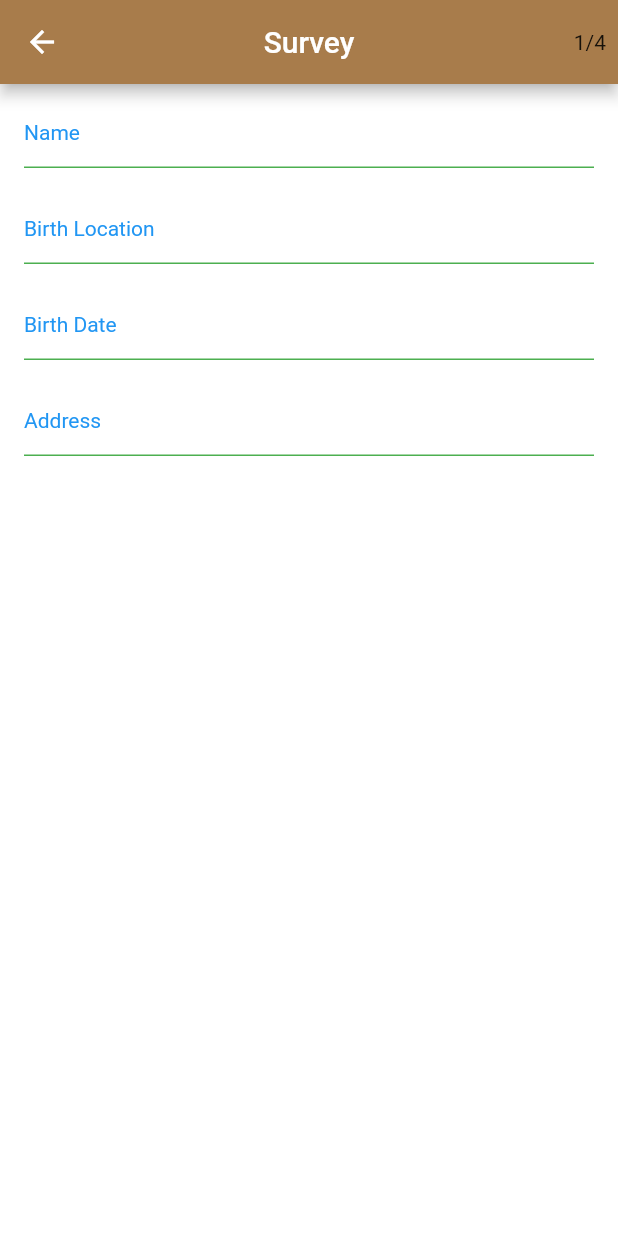
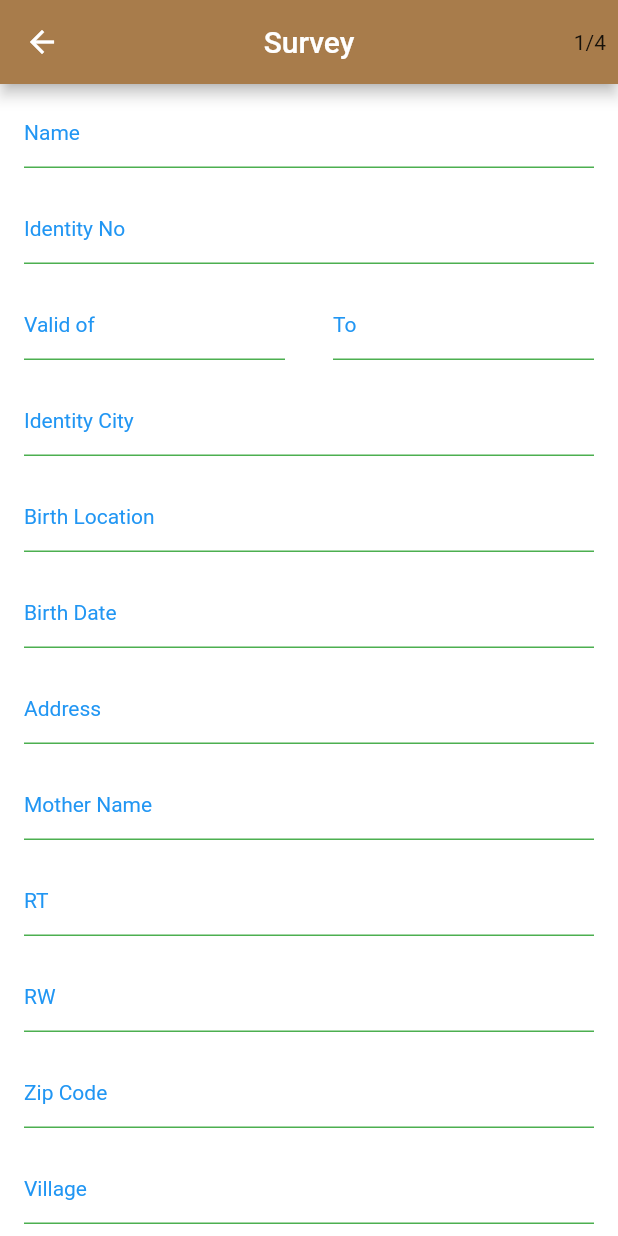
Before and after one commit to MFINITDEPT/mobile_survey, a Flutter app: the SurveyUI screen opened directly, on a phone screen of 412 x 824 dp. Run offline on Flutter 3.47's test engine with Material 2 defaults, Android fonts, the light colour scheme and no system bars; our stand-ins replace dio, flutter_mobx, mobx, shared_preferences; missing offline and left inert: adv_image_picker, firebase_ml_vision, ridjnaelcrypt; accounts and stored records are empty; generated files the repository leaves out were written again.

Commit message:
add client

```diff
--- a/assets/lang/en.json
+++ b/assets/lang/en.json
@@ -94,5 +94,18 @@
   "foto_debitur": "Debitur Photo",
   "foto_unit": "Unit Photo",
   "foto_domisili": "Domisili Photo",
-  "foto_document": "Document Photo"
+  "foto_document": "Document Photo",
+  "identity_no": "Identity No",
+  "effective_of": "Valid of",
+  "to": "To",
+  "mother_name": "Mother Name",
+  "rt": "RT",
+  "rw": "RW",
+  "zip_code": "Zip Code",
+  "village": "Village",
+  "district": "District",
+  "handphone_no": "Handphone No",
+  "phone_no": "Phone No",
+  "fax": "Fax",
+  "identity_city": "Identity City"
 }
--- a/assets/lang/id.json
+++ b/assets/lang/id.json
@@ -94,5 +94,18 @@
   "foto_debitur": "Foto Debitur",
   "foto_unit": "Foto Unit",
   "foto_domisili": "Foto Domisili",
-  "foto_document": "Foto Dokumen"
+  "foto_document": "Foto Dokumen",
+  "identity_no": "NIK",
+  "effective_of": "Berlaku",
+  "to": "Hingga",
+  "mother_name": "Nama Ibu",
+  "rt": "RT",
+  "rw": "RW",
+  "zip_code": "Kode Pos",
+  "village": "Desa",
+  "district": "Kecamatan",
+  "handphone_no": "No Handphone",
+  "phone_no": "No Telp",
+  "fax": "Faks",
+  "identity_city": "Kota Asal"
 }
--- /dev/null
+++ b/lib/ui/client.dart
@@ -0,0 +1,93 @@
+import 'package:flutter/material.dart';
+import 'package:mobilesurvey/logic/client.dart';
+
+import '../boilerplate/new_state.dart';
+import '../component/adv_row.dart';
+import '../model/nik_data.dart';
+import '../utilities/palette.dart';
+import '../utilities/translation.dart';
+
+class ClientUI extends StatefulWidget {
+  final NikDataModel nikDataModel;
+  final String nik;
+
+  const ClientUI({Key key, this.nikDataModel, this.nik}) : super(key: key);
+
+  @override
+  _ClientUIState createState() => _ClientUIState();
+}
+
+class _ClientUIState extends NewState<ClientUI> {
+  ClientBase _logic;
+
+  @override
+  void initState() {
+    print("ke print lagi ? ");
+    _logic = ClientBase(this, widget.nik, widget.nikDataModel);
+
+    WidgetsBinding.instance.addPostFrameCallback((timeStamp) {
+      _logic.checkData();
+      setState(() {});
+    });
+
+    super.initState();
+  }
+
+  @override
+  Widget buildView(BuildContext context) {
+    return ListView(
+      children: [
+        _buildTextField('name', _logic.name),
+        _buildTextField('identity_no', _logic.identityNo),
+        AdvRow(
+          children: [
+            Expanded(
+                child: _buildTextField('effective_of', _logic.effectiveOf)),
+            Expanded(child: _buildTextField('to', _logic.to)),
+          ],
+        ),
+        _buildTextField('identity_city', _logic.identityCity),
+        _buildTextField('birth_location', _logic.birthLocation),
+        _buildTextField('birth_date', _logic.birthDate),
+        _buildTextField('address', _logic.address),
+        _buildTextField('mother_name', _logic.motherName),
+        _buildTextField('rt', _logic.rt),
+        _buildTextField('rw', _logic.rw),
+        _buildTextField('zip_code', _logic.address),
+        _buildTextField('village', _logic.address),
+        _buildTextField('district', _logic.address),
+        _buildTextField('handphone_no', _logic.handphoneNo),
+        _buildTextField('phone_no', _logic.phoneNo),
+        _buildTextField('fax', _logic.fax),
+      ],
+    );
+  }
+
+  Widget _buildTextField(String title, TextEditingController controller) {
+    return AdvRow(
+      padding: EdgeInsets.symmetric(horizontal: 16.0, vertical: 8.0),
+      children: [
+        Expanded(
+            child: TextField(
+                style: TextStyle(fontSize: 14.0),
+                decoration: InputDecoration(
+                    enabled: false,
+                    hintText: translation.getText(title),
+                    hintStyle: TextStyle(color: Palette.blue),
+                    disabledBorder: UnderlineInputBorder(
+                        borderSide: BorderSide(color: Palette.prime))))),
+        Expanded(
+            flex: 2,
+            child: TextField(
+              controller: controller,
+              style: TextStyle(color: Palette.prime, fontSize: 14.0),
+              decoration: InputDecoration(
+                  focusedBorder: UnderlineInputBorder(
+                      borderSide: BorderSide(color: Palette.prime)),
+                  enabledBorder: UnderlineInputBorder(
+                      borderSide: BorderSide(color: Palette.prime))),
+            ))
+      ],
+    );
+  }
+}
--- a/lib/ui/survey.dart
+++ b/lib/ui/survey.dart
@@ -4,11 +4,14 @@ import 'package:flutter_mobx/flutter_mobx.dart';
 import 'package:mobilesurvey/boilerplate/new_state.dart';
 import 'package:mobilesurvey/logic/survey.dart';
 import 'package:mobilesurvey/model/nik_data.dart';
+import 'package:mobilesurvey/ui/client.dart';
 import 'package:mobilesurvey/utilities/constant.dart';
 import 'package:mobilesurvey/utilities/palette.dart';
 import 'package:mobilesurvey/utilities/translation.dart';
 import 'package:mobilesurvey/component/adv_row.dart';
 import 'package:mobilesurvey/component/adv_column.dart';
+
+import '../component/adv_row.dart';
 
 class SurveyUI extends StatefulWidget {
   final NikDataModel model;
@@ -25,12 +28,7 @@ class _SurveyUIState extends NewState<SurveyUI> {
 
   @override
   void initState() {
-    _logic = SurveyBase(this, widget.model, widget.nik);
-
-    WidgetsBinding.instance.addPostFrameCallback((timeStamp) {
-      _logic.checkData();
-      setState(() {});
-    });
+    _logic = SurveyBase(this);
 
     super.initState();
   }
@@ -57,24 +55,12 @@ class _SurveyUIState extends NewState<SurveyUI> {
           controller: _logic.page,
           onPageChanged: _logic.onPageChange,
           children: [
-            _buildFirstPage(),
+            ClientUI(nik: widget.nik, nikDataModel: widget.model),
             _buildSecondPage(),
-            _buildFirstPage(),
-            _buildFirstPage(),
           ],
         ));
   }
 
-  Widget _buildFirstPage() {
-    return ListView(
-      children: [
-        _buildTextField('name', _logic.name),
-        _buildTextField('birth_location', _logic.birthLocation),
-        _buildTextField('birth_date', _logic.birthDate),
-        _buildTextField('address', _logic.address),
-      ],
-    );
-  }
 
   Widget _buildSecondPage() {
     return ListView(
@@ -106,33 +92,6 @@ class _SurveyUIState extends NewState<SurveyUI> {
     );
   }
 
-  Widget _buildTextField(String title, TextEditingController controller) {
-    return AdvRow(
-      padding: EdgeInsets.symmetric(horizontal: 16.0, vertical: 8.0),
-      children: [
-        Expanded(
-            child: TextField(
-                style: TextStyle(fontSize: 14.0),
-                decoration: InputDecoration(
-                    enabled: false,
-                    hintText: translation.getText(title),
-                    hintStyle: TextStyle(color: Palette.blue),
-                    disabledBorder: UnderlineInputBorder(
-                        borderSide: BorderSide(color: Palette.prime))))),
-        Expanded(
-            flex: 2,
-            child: TextField(
-              controller: controller,
-              style: TextStyle(color: Palette.prime, fontSize: 14.0),
-              decoration: InputDecoration(
-                  focusedBorder: UnderlineInputBorder(
-                      borderSide: BorderSide(color: Palette.prime)),
-                  enabledBorder: UnderlineInputBorder(
-                      borderSide: BorderSide(color: Palette.prime))),
-            ))
-      ],
-    );
-  }
 
   Widget _buildImage(String title, int index) {
     return InkWell(
```
Also changed, not shown: lib/logic/client.dart (added, +82 -0 lines), lib/logic/home.dart (+3 -4 lines), lib/logic/survey.dart (+3 -32 lines), lib/logic/client.g.dart (added), lib/logic/survey.g.dart, pubspec.lock.
